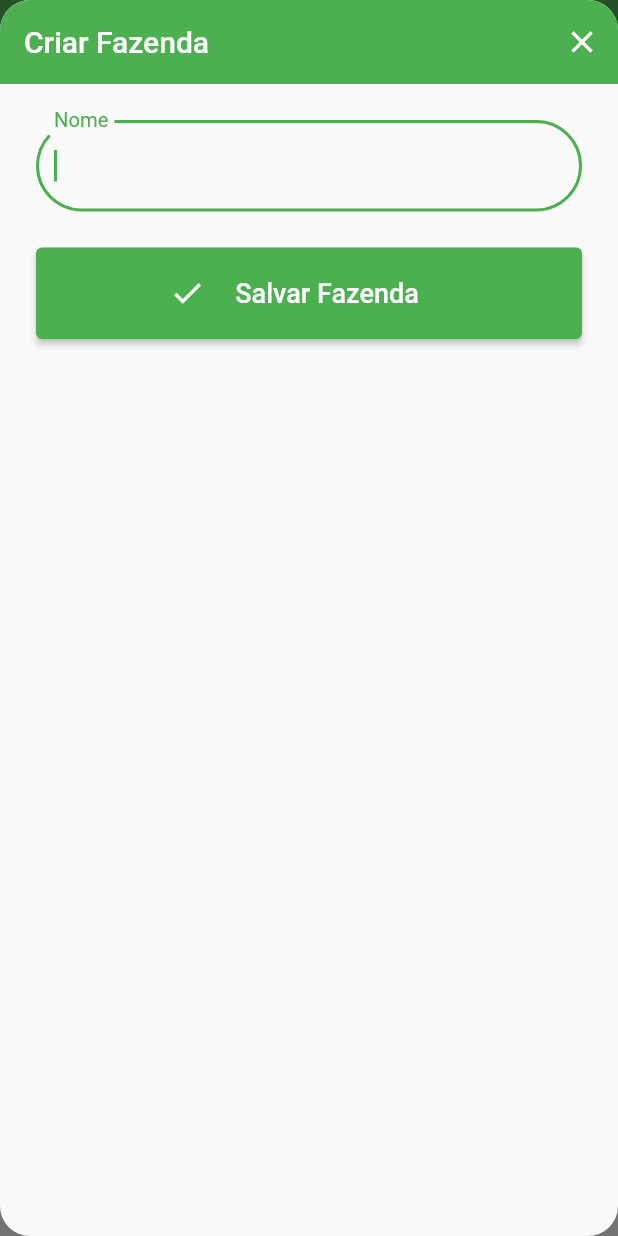
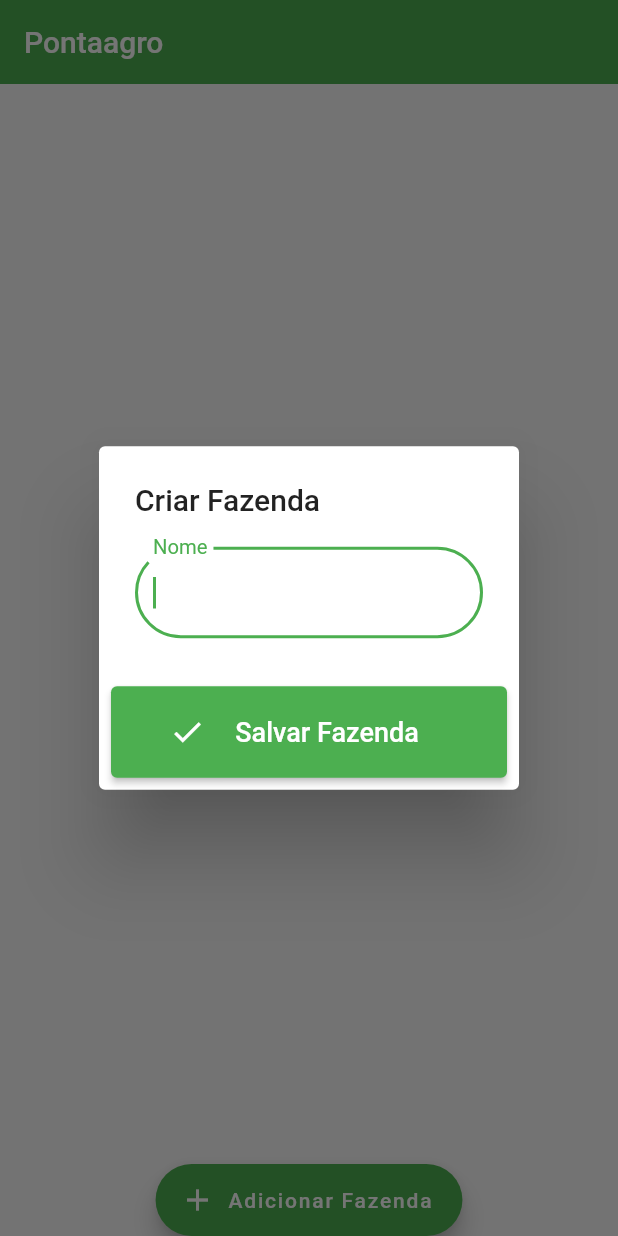
Before and after one commit to herverson/pontaagro, a Flutter app: the screen it shows after launch, after a tap on "Adicionar Fazenda", on a phone screen of 412 x 824 dp. Run offline on Flutter 3.47's test engine with Material 2 defaults, Android fonts, the light colour scheme and no system bars; our stand-ins replace objectbox; generated files the repository leaves out were written again.

Commit message:
refactor layout

```diff
--- a/lib/pages/add_farm_page.dart
+++ b/lib/pages/add_farm_page.dart
@@ -1,5 +1,4 @@
 import 'package:flutter/material.dart';
-import 'package:pontaagro/pages/farm_form_widget.dart';
 import 'package:provider/provider.dart';
 
 import '../entities/farm.dart';
@@ -17,7 +16,14 @@ class AddFarmPage extends StatefulWidget {
 }
 
 class _AddFarmPageState extends State<AddFarmPage> {
+  @override
+  void initState() {
+    super.initState();
+    _name.text = widget.farm.name;
+  }
+
   saveFarm() async {
+    if (formKey.currentState!.validate()) {
       if (widget.farm.id == 0) {
         context.read<FarmRepository>().save(widget.farm.name);
       } else {
@@ -25,35 +31,19 @@ class _AddFarmPageState extends State<AddFarmPage> {
       }
       Navigator.of(context).pop();
     }
+  }
+
+  final TextEditingController _name = TextEditingController();
+  final formKey = GlobalKey<FormState>();
 
   @override
   Widget build(BuildContext context) {
     final isNew = widget.farm.id == 0;
-    return ClipRRect(
-      borderRadius: BorderRadius.circular(20.0),
-      child: Scaffold(
-        appBar: AppBar(
-          backgroundColor: Colors.green,
-          elevation: 0,
+
+    return AlertDialog(
       title: Text(isNew ? 'Criar Fazenda' : 'Editar Fazenda'),
-          automaticallyImplyLeading: false,
       actions: [
-            IconButton(
-              icon: const Icon(Icons.close),
-              onPressed: () {
-                Navigator.of(context).pop();
-              },
-            )
-          ],
-        ),
-        body: Padding(
-          padding: const EdgeInsets.all(24.0),
-          child: Column(
-            children: [
-              FarmFormWidget(farm: widget.farm),
-              Padding(
-                padding: const EdgeInsets.only(top: 24.0),
-                child: ElevatedButton(
+        ElevatedButton(
           onPressed: saveFarm,
           child: Row(
             mainAxisAlignment: MainAxisAlignment.center,
@@ -69,9 +59,26 @@ class _AddFarmPageState extends State<AddFarmPage> {
             ],
           ),
         ),
+      ],
+      content: Form(
+        key: formKey,
+        child: TextFormField(
+          autofocus: true,
+          controller: _name,
+          style: const TextStyle(fontSize: 18),
+          decoration: const InputDecoration(
+            border: OutlineInputBorder(
+              borderRadius: BorderRadius.all(Radius.circular(32)),
             ),
-            ],
+            labelText: 'Nome',
           ),
+          validator: (value) {
+            if (value!.isEmpty) {
+              return 'Informe o nome da fazenda';
+            }
+            return null;
+          },
+          onChanged: (value) => widget.farm.name = value,
         ),
       ),
     );
--- a/lib/pages/animal_page.dart
+++ b/lib/pages/animal_page.dart
@@ -35,14 +35,10 @@ class _AnimalPageState extends State<AnimalPage> {
   }
 
   openEditSheet(Animal animal) async {
-    await showModalBottomSheet(
+    await showDialog(
       context: context,
       builder: (_) => EditAnimalPage(
         animal: animal,
-      ),
-      backgroundColor: Colors.transparent,
-      constraints: BoxConstraints(
-        maxHeight: MediaQuery.of(context).size.height * 0.40,
       ),
     );
   }
--- a/lib/pages/farm_form_widget.dart
+++ /dev/null
@@ -1,49 +0,0 @@
-import 'package:flutter/material.dart';
-
-import '../entities/farm.dart';
-
-class FarmFormWidget extends StatefulWidget {
-  const FarmFormWidget({
-    key,
-    required this.farm,
-  }) : super(key: key);
-  final Farm farm;
-  @override
-  State<FarmFormWidget> createState() => _FarmFormWidgetState();
-}
-
-class _FarmFormWidgetState extends State<FarmFormWidget> {
-  final TextEditingController _name = TextEditingController();
-
-  @override
-  void initState() {
-    super.initState();
-    _name.text = widget.farm.name;
-  }
-
-  final formKey = GlobalKey<FormState>();
-  @override
-  Widget build(BuildContext context) {
-    return Form(
-      key: formKey,
-      child: TextFormField(
-        autofocus: true,
-        controller: _name,
-        style: const TextStyle(fontSize: 18),
-        decoration: const InputDecoration(
-          border: OutlineInputBorder(
-            borderRadius: BorderRadius.all(Radius.circular(32)),
-          ),
-          labelText: 'Nome',
-        ),
-        validator: (value) {
-          if (value!.isEmpty) {
-            return 'Informe o nome da fazenda';
-          }
-          return null;
-        },
-        onChanged: (value) => widget.farm.name = value,
-      ),
-    );
-  }
-}
--- a/lib/pages/farm_page.dart
+++ b/lib/pages/farm_page.dart
@@ -4,7 +4,6 @@ import 'package:provider/provider.dart';
 
 import '../entities/farm.dart';
 import '../repositories/farm_repository.dart';
-import '../routes/routes.dart';
 import 'add_farm_page.dart';
 
 final scaffoldKey = GlobalKey<ScaffoldState>();
@@ -17,15 +16,10 @@ class FarmPage extends StatefulWidget {
 }
 
 class _FarmPageState extends State<FarmPage> {
-  final loading = ValueNotifier(true);
-
   @override
   void initState() {
     super.initState();
-    WidgetsBinding.instance.addPostFrameCallback((timeStamp) {
     getFilterFarms();
-      loading.value = false;
-    });
   }
 
   getFilterFarms() async {
@@ -60,19 +54,15 @@ class _FarmPageState extends State<FarmPage> {
         icon: const Icon(Icons.add),
         label: const Text('Adicionar Fazenda'),
       ),
-      body: RefreshIndicator(
-        onRefresh: () => refresh(),
-        child: Column(
+      body: Column(
         children: [
           Flexible(
             flex: 8,
-              child: ValueListenableBuilder<bool>(
-                valueListenable: loading,
-                builder: (context, load, _) => Consumer<FarmRepository>(
+            child: Consumer<FarmRepository>(
               builder: (context, repository, child) {
                 final farms = repository.farms;
 
-                    if (load) {
+                if (repository.isLoading) {
                   return const Center(
                     child: CircularProgressIndicator(),
                   );
@@ -91,6 +81,7 @@ class _FarmPageState extends State<FarmPage> {
                         builder: (_) => AnimalPage(farm: farms[index]),
                       ),
                     ),
+                    leading: Text('${repository.farms[index].animals.length}'),
                     title: Text(farms[index].name),
                     trailing: Row(
                       mainAxisSize: MainAxisSize.min,
@@ -118,9 +109,7 @@ class _FarmPageState extends State<FarmPage> {
               },
             ),
           ),
-            ),
         ],
-        ),
       ),
     );
   }
--- a/lib/repositories/farm_repository.dart
+++ b/lib/repositories/farm_repository.dart
@@ -7,6 +7,13 @@ import '../entities/farm.dart';
 class FarmRepository extends ChangeNotifier {
   List<Farm> _farms = [];
   late final ObjectBoxDatabase _database;
+
+  bool _isLoading = false;
+  bool get isLoading => _isLoading;
+
+  int _length = 0;
+
+  int get length => _length;
 
   FarmRepository(this._database);
 
@@ -32,8 +39,11 @@ class FarmRepository extends ChangeNotifier {
   }
 
   getAll() async {
+    _isLoading = true;
+    notifyListeners();
     final box = await getBox();
     _farms = box.getAll() as List<Farm>;
+    _isLoading = false;
     notifyListeners();
   }
 
```
Also changed, not shown: lib/pages/add_animal_page.dart (+0 -11 lines), lib/pages/edit_animal_page.dart (+31 -26 lines), 1 other file. Lines whose indentation alone changed are shown as unchanged.
